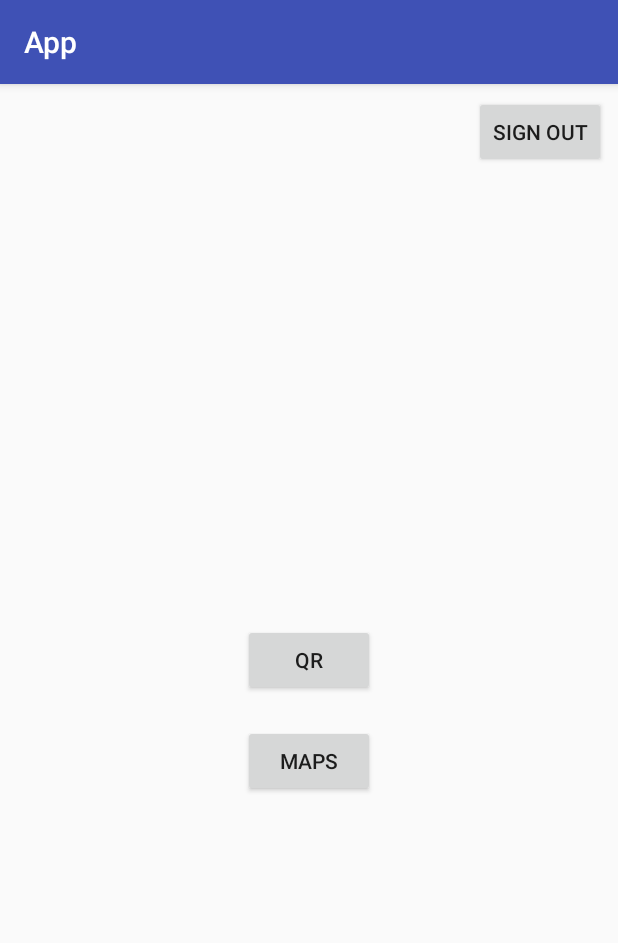
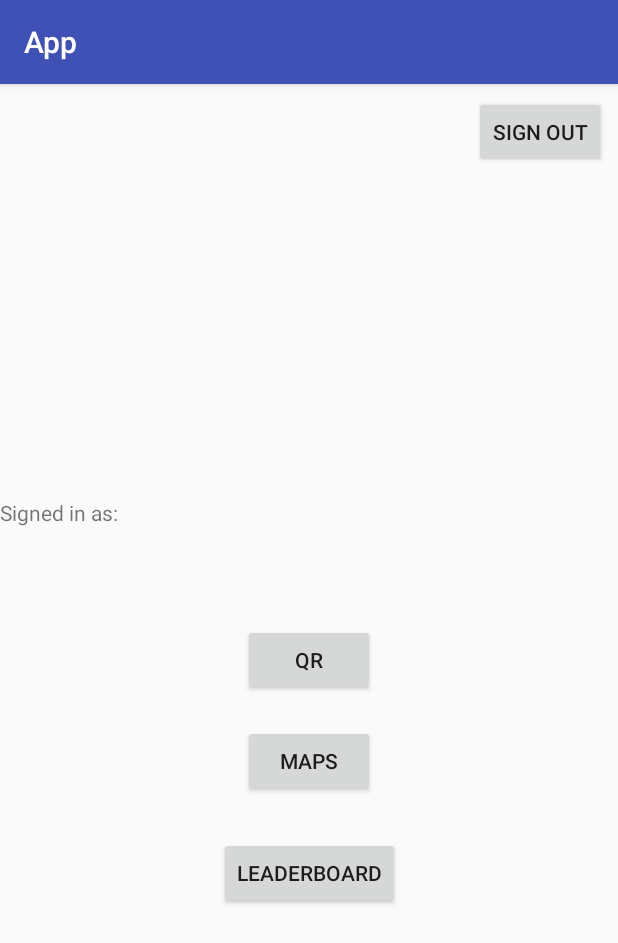
Before and after one commit to jw1857/unlock_android, an Android app: the screen it shows after launch once a user with an empty profile is signed in (MainActivity), on a phone screen of 412 x 824 dp. Shown: the top 943 px of the screen. Run offline under Robolectric (Android 15) with nearby library versions, the phone set to English and light mode, and no system bars; our stand-ins replace Firebase (no records; nobody signed in at launch, a user with empty details on screens opened directly); 2 statements that could not run were skipped.

Commit message:
AS S05 Added Leaderboards -JM

```diff
--- a/app/src/main/AndroidManifest.xml
+++ b/app/src/main/AndroidManifest.xml
@@ -33,7 +33,7 @@
              sign the APK for publishing.
              You can define the keys for the debug and release targets in src/debug/ and src/release/.
         -->
-         <meta-data
+        <meta-data
             android:name="com.google.android.geo.API_KEY"
             android:value="@string/google_maps_key" />
 
@@ -43,7 +43,8 @@
         <activity android:name=".QRActivity" />
         <activity android:name=".ScanSuccess" />
         <activity android:name=".MainActivity" />
-        <activity android:name=".createAccount"></activity>
+        <activity android:name=".createAccount" />
+        <activity android:name=".LeaderboardsActivity"></activity>
     </application>
 
 </manifest>
--- a/app/src/main/java/com/example/jameswinters/unlock_android/MainActivity.java
+++ b/app/src/main/java/com/example/jameswinters/unlock_android/MainActivity.java
@@ -20,7 +20,6 @@ import com.google.android.gms.common.ConnectionResult;
 import com.google.android.gms.common.GoogleApiAvailability;
 import com.google.android.gms.tasks.OnCompleteListener;
 import com.google.android.gms.tasks.Task;
-import com.google.firebase.FirebaseApp;
 import com.google.firebase.auth.AuthResult;
 import com.google.firebase.auth.FirebaseAuth;
 import com.google.firebase.auth.FirebaseUser;
@@ -44,23 +43,27 @@ public class MainActivity extends AppCompatActivity {
     private static final int ERROR_DIALOG_REQUEST = 9001;
     private ArrayList<POI> POIList;
     private Intent i;
-    //FirebaseApp.initializeApp(this);
+    //String username;
     FirebaseAuth mAuth = FirebaseAuth.getInstance();
     FirebaseUser currentUser = mAuth.getCurrentUser();
     FirebaseDatabase database = FirebaseDatabase.getInstance();
-    DatabaseReference myRef = database.getReference("POIList").child(currentUser.getUid());
+    DatabaseReference myRef = database.getReference("POIList").child(currentUser.getDisplayName()).child("POIs");
+    TextView currentUserText;
+
 
     @Override
     protected void onCreate(Bundle savedInstanceState) {
         super.onCreate(savedInstanceState);
         setContentView(R.layout.activity_main);
-
-
+        System.out.println(currentUser.getDisplayName());
         i = getIntent();
+        currentUserText = findViewById(R.id.currentUser);
+        currentUserText.setText(getString(R.string.currentUserID,currentUser.getDisplayName()));
         Bundle b = i.getExtras();
         if (b!=null){
             POIList = (ArrayList<POI>)b.getSerializable("POIList");
             myRef.setValue(POIList);
+
         }
         myRef.addValueEventListener(new ValueEventListener() {
             @Override
@@ -145,6 +148,7 @@ public class MainActivity extends AppCompatActivity {
     private void init(){
         Button button = (Button)findViewById(R.id.btnMap);
         Button button2 = (Button)findViewById(R.id.btnMap1);
+        Button button3 = (Button)findViewById(R.id.btnMap2);
 
         button.setOnClickListener(new View.OnClickListener(){
             @Override
@@ -166,6 +170,16 @@ public class MainActivity extends AppCompatActivity {
                 startActivity(intent);
             }
         });
+        button3.setOnClickListener(new View.OnClickListener(){
+            @Override
+            public void onClick(View view) {
+                Intent intent = new Intent(MainActivity.this, LeaderboardsActivity.class);
+                Bundle bundle = new Bundle();
+                bundle.putSerializable("POIList",POIList);
+                intent.putExtras(bundle);
+                startActivity(intent);
+            }
+        });
     }
 
     public boolean isServicesOk(){
@@ -179,7 +193,7 @@ public class MainActivity extends AppCompatActivity {
         }
 
         else if(GoogleApiAvailability.getInstance().isUserResolvableError(available)){
-            //an error occurrded but we can resolve it
+            //an error occurred but we can resolve it
             Log.d(TAG, "isServicesOk: an error occurred but we can fix it");
 
             Dialog dialog = GoogleApiAvailability.getInstance().getErrorDialog(MainActivity.this, available, ERROR_DIALOG_REQUEST);
@@ -192,6 +206,7 @@ public class MainActivity extends AppCompatActivity {
     }
     @Override
     public void onBackPressed(){
+
         Intent a = new Intent(Intent.ACTION_MAIN);
         a.addCategory(Intent.CATEGORY_HOME);
         a.setFlags(Intent.FLAG_ACTIVITY_NEW_TASK);
--- a/app/src/main/res/layout/activity_main.xml
+++ b/app/src/main/res/layout/activity_main.xml
@@ -21,6 +21,14 @@
         app:layout_constraintStart_toStartOf="parent"
         app:layout_constraintTop_toTopOf="parent" />
 
+    <TextView
+        android:id="@+id/currentUser"
+        android:layout_width="270dp"
+        android:layout_height="32dp"
+        android:layout_marginBottom="460dp"
+        app:layout_constraintBottom_toBottomOf="parent"
+        app:layout_constraintStart_toStartOf="parent" />
+
 
 
 
@@ -40,6 +48,21 @@
         app:layout_constraintVertical_bias="0.596"/>
 
     <Button
+        android:id="@+id/btnMap2"
+        android:layout_width="wrap_content"
+        android:layout_height="wrap_content"
+        android:layout_marginBottom="8dp"
+        android:layout_marginEnd="8dp"
+        android:layout_marginStart="8dp"
+        android:layout_marginTop="8dp"
+        android:text="Leaderboard"
+        app:layout_constraintBottom_toBottomOf="parent"
+        app:layout_constraintEnd_toEndOf="parent"
+        app:layout_constraintStart_toStartOf="parent"
+        app:layout_constraintTop_toTopOf="parent"
+        app:layout_constraintVertical_bias="0.702" />
+
+    <Button
         android:id="@+id/signOutMain"
         android:layout_width="wrap_content"
         android:layout_height="wrap_content"
--- a/app/src/main/res/values/strings.xml
+++ b/app/src/main/res/values/strings.xml
@@ -4,6 +4,7 @@
     <string name="inv">INVALID</string>
     <string name="title_activity_maps">Map</string>
     <string name="emailpassword_status_fmt">Email: %s</string>
+    <string name="currentUserID">Signed in as: %s</string>
     <string name="firebase_status_fmt">Firebase: %s</string>
     <string name="signed_out">Signed out</string>
 
```
Also changed, not shown: app/src/main/java/com/example/jameswinters/unlock_android/MapsActivity.java (+20 -11 lines), app/src/main/java/com/example/jameswinters/unlock_android/ScanSuccess.java (+11 -0 lines), app/src/main/java/com/example/jameswinters/unlock_android/createAccount.java (+44 -2 lines), app/src/main/res/layout/activity_create_account.xml (+22 -4 lines), app/build.gradle (line endings or trailing spaces), 1 other file.
